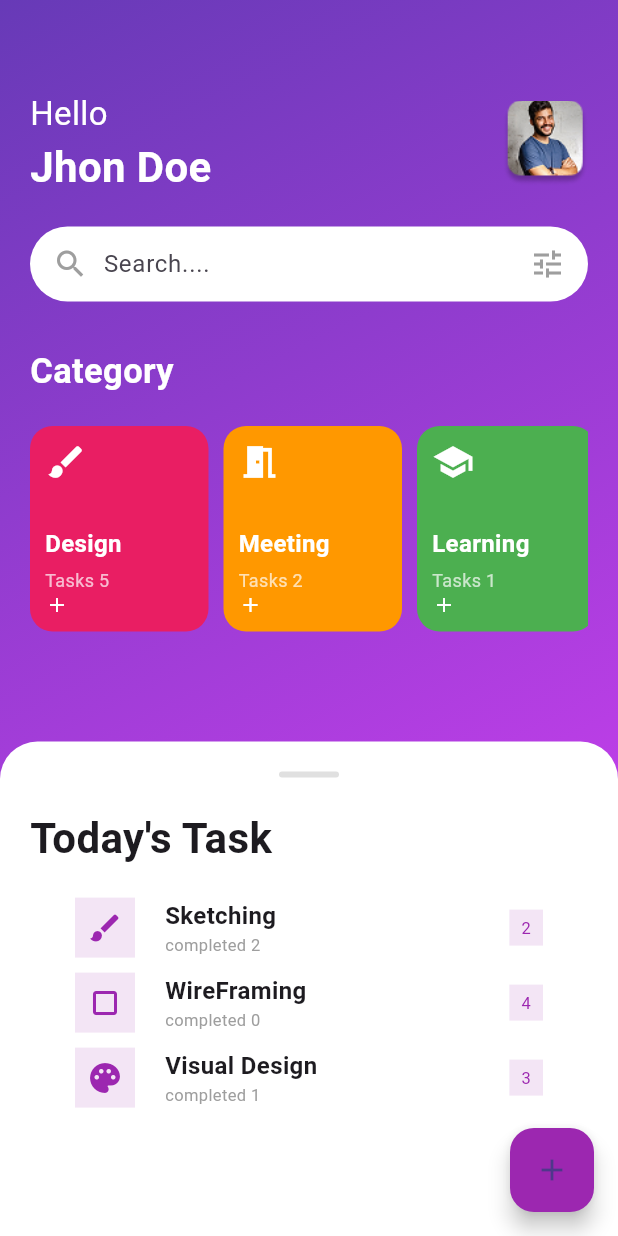
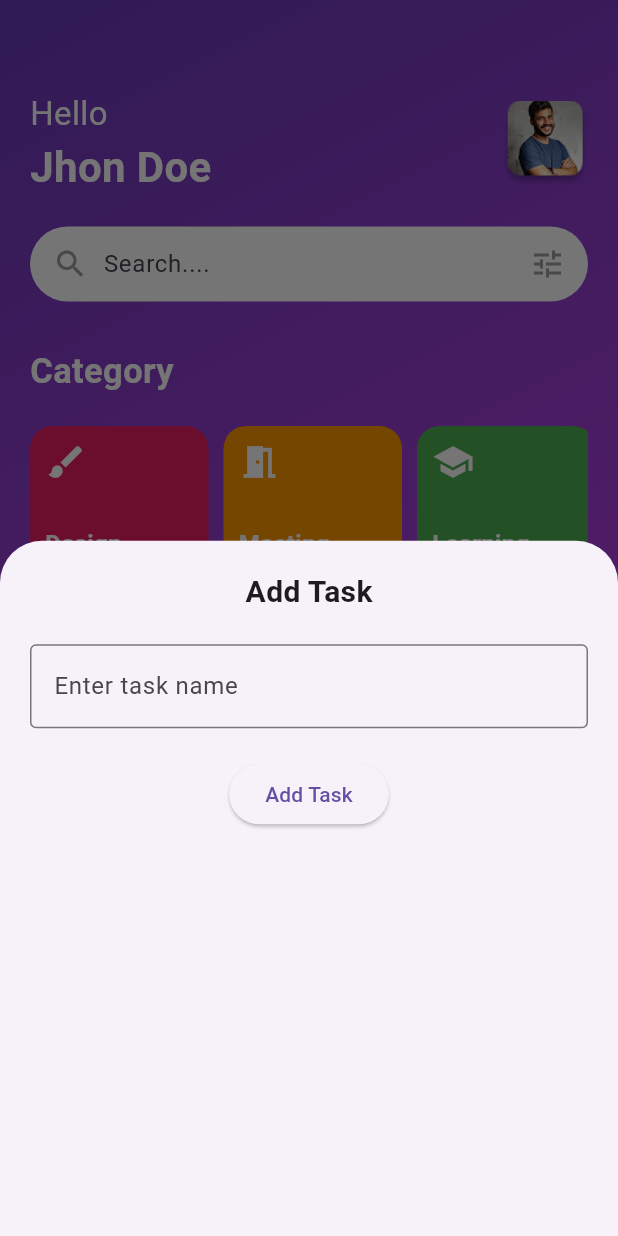
Before and after one commit to Poornima3787-developer/Todolist_flutter, a Flutter app: the screen it shows after launch, after a tap on the "add" icon, on a phone screen of 412 x 824 dp. Run offline on Flutter 3.47's test engine with Material 3 defaults, Android fonts, the phone set to English and light mode, and no system bars.

```diff
--- a/lib/homeScreen.dart
+++ b/lib/homeScreen.dart
@@ -1,6 +1,61 @@
 import 'package:flutter/material.dart';
 
-class HomeScreen extends StatelessWidget{
+class Task{
+  String title;
+  int completed;
+  int total;
+  Task({required this.title,required this.completed,required this.total});
+}
+
+class HomeScreen extends StatefulWidget{
+  const HomeScreen({super.key});
+  @override
+  State<HomeScreen> createState()=>_HomeScreenState();
+}
+
+class _HomeScreenState extends State<HomeScreen>{
+  List<Task> tasks=[
+     Task(title: "Sketching", completed: 2, total: 2),
+     Task(title: "WireFraming", completed: 0, total: 4),
+     Task(title: "Visual Design", completed: 1, total: 3),
+  ];
+
+  TextEditingController taskController=TextEditingController();
+
+  void showAddTaskForm(){
+    showModalBottomSheet(
+      context:context,
+      builder:(context){
+        return Padding(
+          padding:EdgeInsets.all(20),
+          child:Column(
+            mainAxisSize:MainAxisSize.max,
+            children:[
+              Text('Add Task',style:TextStyle(fontSize:20,fontWeight:FontWeight.bold),
+              ),
+              SizedBox(height:20),
+              TextField(controller:taskController,decoration:InputDecoration(hintText:"Enter task name",border:OutlineInputBorder(),),
+              ),
+              SizedBox(height:20),
+              ElevatedButton(
+                onPressed:(){
+                  setState((){
+                    tasks.add(
+                      Task(title:taskController.text,completed:0,total:1),
+                    );
+                  });
+                  taskController.clear();
+                  Navigator.pop(context);
+                },
+                child:Text("Add Task"),
+              ),
+            ],
+          ),
+        );
+      },
+    );
+  }
+
   Widget categoryCard(IconData icon,String title,String task,Color color){
     return Container(
       width:119,
@@ -80,7 +135,7 @@ class HomeScreen extends StatelessWidget{
   Widget build(BuildContext context){
     return Scaffold(
       floatingActionButton:FloatingActionButton(
-        onPressed:() {},
+        onPressed:showAddTaskForm,
         backgroundColor:Colors.purple,
         child:Icon(Icons.add),
       ),
@@ -109,8 +164,6 @@ class HomeScreen extends StatelessWidget{
         child: Column(
           children: [
             SizedBox(height: 60),
-
-            // Hello + profile
             Row(
               mainAxisAlignment: MainAxisAlignment.spaceBetween,
               children: [
@@ -143,8 +196,6 @@ class HomeScreen extends StatelessWidget{
             ),
 
             SizedBox(height: 20),
-
-            // Search bar
             Container(
               padding: EdgeInsets.symmetric(horizontal: 15),
               height: 50,
@@ -242,12 +293,16 @@ class HomeScreen extends StatelessWidget{
               ),
 
               SizedBox(height: 20),
-
-              taskItem(Icons.brush, "Sketching","completed 2","2"),
-              SizedBox(height:10),
-              taskItem(Icons.crop_square, "WireFraming","completed 0","4"),
-              SizedBox(height:10),
-              taskItem(Icons.palette, "Visual Design","completed 1","3"),
+              ...tasks.map((task){
+                  return Column(
+                   children: [
+                       taskItem(
+                      Icons.brush,task.title,"completed ${task.completed}",task.total.toString(),
+                    ),
+                  SizedBox(height:10),
+                   ],
+                  );
+              }).toList(),
             ],
           ),
         );
```
